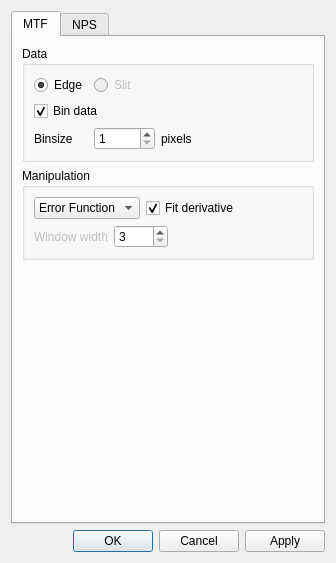
Above: SpidrMpx3Eq/optionsdialog.ui from navrit/dexter before the change. Below: the same form after it.
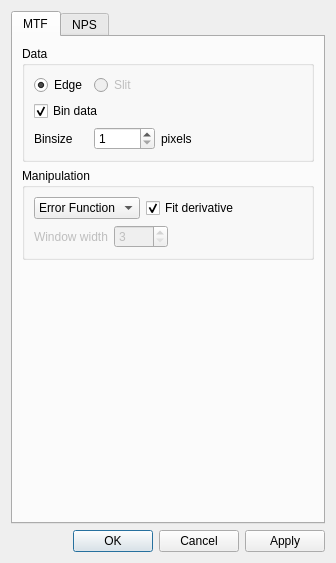
That is the form after the change.

Patch:
```diff
--- a/SpidrMpx3Eq/optionsdialog.ui
+++ b/SpidrMpx3Eq/optionsdialog.ui
@@ -172,6 +172,9 @@
             </item>
             <item row="1" column="1" colspan="2">
              <widget class="QSpinBox" name="windowSpinBox">
+              <property name="enabled">
+               <bool>false</bool>
+              </property>
               <property name="minimum">
                <number>3</number>
               </property>
```
